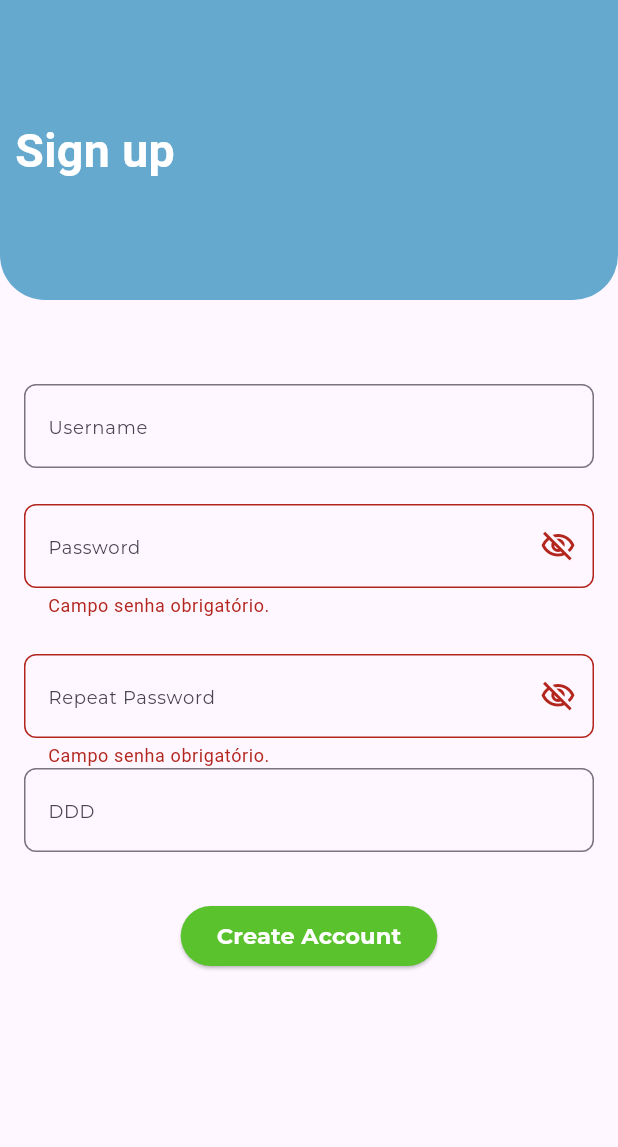
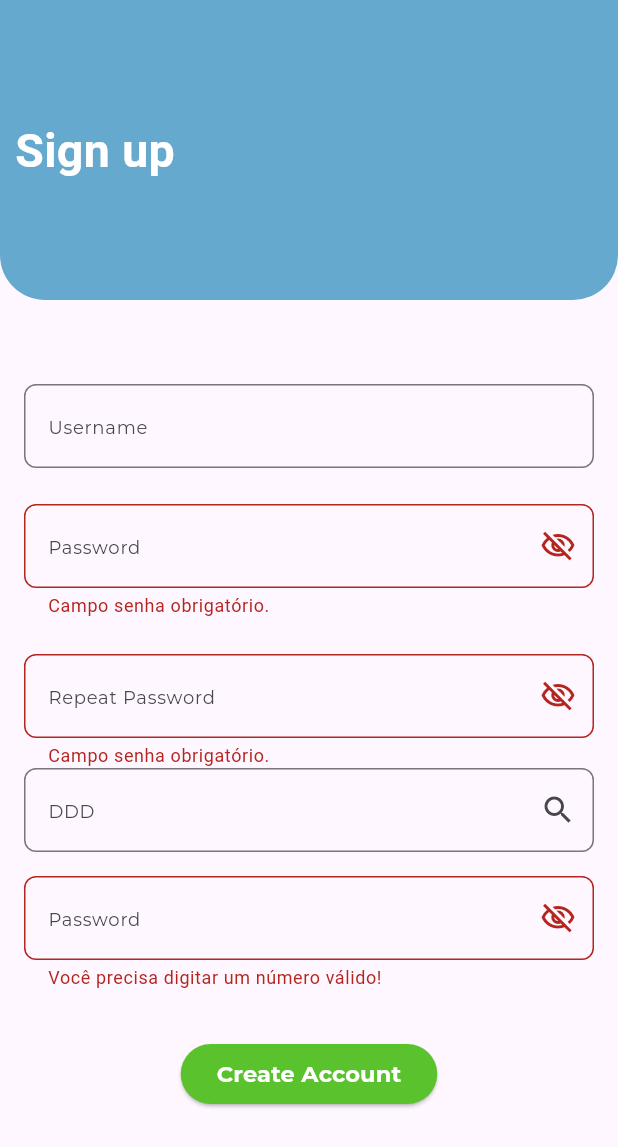
Before and after one commit to analuiza75/myapp, a Flutter app: the screen it shows after launch, after a tap on "Create Account", on a phone screen of 412 x 824 dp. Shown: the top 1147 px of the screen. Run offline on Flutter 3.47's test engine with Material 3 defaults, Android fonts, the phone set to English and light mode, and no system bars; our stand-ins replace dio, google_fonts, shared_preferences, sqflite; accounts and stored records are empty.

```diff
--- a/lib/pages/AtEstude.dart
+++ b/lib/pages/AtEstude.dart
@@ -3,10 +3,11 @@ import 'package:myapp/domain/user.dart';
 import 'package:flutter/material.dart';
 import 'package:myapp/pages/login.dart';
 
-
+import 'package:myapp/api/address_api.dart';
 import '../db/db_helper.dart';
 import '../db/SharedPrefs.dart';
 import '../db/userr_dao.dart';
+import '../domain/address.dart';
 
 
 class AtEstude extends StatefulWidget {
@@ -23,6 +24,7 @@ class _AtEstudeState extends State<AtEstude> {
   TextEditingController senhaController = TextEditingController();
   TextEditingController senhaController2 = TextEditingController();
   TextEditingController dddController = TextEditingController();
+  TextEditingController numeroController = TextEditingController();
 
 
 
@@ -130,13 +132,39 @@ class _AtEstudeState extends State<AtEstude> {
 
 
                   TextFormField(
-                    controller: emailController,
+                    controller: dddController,
                     decoration: InputDecoration(
                       hintText: 'DDD',
+                      suffixIcon: IconButton
+                        (onPressed: onPressedDddButton,
+                        icon: const Icon(Icons.search),
+
+                      ),
+
                       border: OutlineInputBorder(
                           borderRadius: BorderRadius.circular(8)),
                       hintStyle: GoogleFonts.montserrat(fontSize: 12),
                     ),
+                  ),
+                  const SizedBox(height: 16),
+                  TextFormField(
+                    controller: numeroController,
+                    validator: (value) {
+                      if (value!.isNotEmpty) {
+                        return null;
+                      } else {
+                        return "Você precisa digitar um número válido!";
+                      }
+                    },
+                    decoration: InputDecoration(
+                      suffixIcon: Icon(Icons.visibility_off_outlined),
+                      hintText: 'Password',
+                      border: OutlineInputBorder(
+                          borderRadius: BorderRadius.circular(8)),
+                      hintStyle: GoogleFonts.montserrat(fontSize: 12),
+                    ),
+
+                    cursorColor: const Color(0xFF10397B),
                   ),
 
 
@@ -188,7 +216,23 @@ class _AtEstudeState extends State<AtEstude> {
 
     );
   }
+  Future<void> onPressedDddButton() async {
+    String cep = dddController.text;
+    try {
+      Address address = await AddressApi().findAddressByDDD(ddd);
+      numeroController.text = address.street;
+    } catch (e) {
+      showSnackBar('Ocorreu um erro inesperado!');
+    }
+  }
 
+  showSnackBar(String snackBarMessage) {
+    SnackBar snackBar = SnackBar(
+      content: Text(snackBarMessage),
+    );
+
+    ScaffoldMessenger.of(context).showSnackBar(snackBar);
+  }
 
   Future<void> onPressed() async {
     if (formKey.currentState!.validate()) {
@@ -208,4 +252,5 @@ class _AtEstudeState extends State<AtEstude> {
       ));
     }
   }
+
 }
--- a/lib/pages/lembrete.dart
+++ b/lib/pages/lembrete.dart
@@ -67,7 +67,7 @@ class _LembreteScreenState extends State<LembreteScreen> {
                         color: Colors.white,
                         elevation: 4,
                         shape: RoundedRectangleBorder(
-                          borderRadius: BorderRadius.circular(16), // Bordas arredondadas
+                          borderRadius: BorderRadius.circular(16),
                         ),
                         child: Padding(
                           padding: const EdgeInsets.all(32.0),
```
